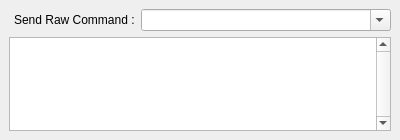
Before: the Qt Designer form v2/branches/dev/plugins/base/MessageBox/src/ui/UIOutput.ui in testmana2/mks, drawn with Qt 5.
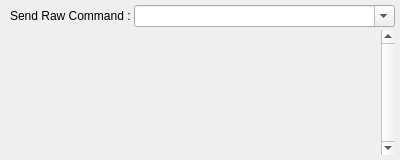
After: the same form once the commit is applied. Icons and pictures are not drawn. Custom widgets are drawn as their Qt base class.

What changed in the file:
```diff
--- a/v2/branches/dev/plugins/base/MessageBox/src/ui/UIOutput.ui
+++ b/v2/branches/dev/plugins/base/MessageBox/src/ui/UIOutput.ui
@@ -1,12 +1,12 @@
 <ui version="4.0" >
  <class>UIOutput</class>
- <widget class="pDockWidget" name="UIOutput" >
-  <property name="geometry" >
+ <widget class="pDockWidget" name="UIOutput">
+  <property name="geometry">
    <rect>
     <x>0</x>
     <y>0</y>
     <width>400</width>
-    <height>140</height>
+    <height>160</height>
    </rect>
   </property>
   <property name="windowIcon" >
@@ -16,20 +16,18 @@
   <property name="windowTitle" >
    <string>Output</string>
   </property>
-  <widget class="QWidget" name="centralwidget" >
-   <property name="geometry" >
-    <rect>
-     <x>2</x>
-     <y>22</y>
-     <width>396</width>
-     <height>116</height>
-    </rect>
-   </property>
-   <layout class="QGridLayout" >
-    <item row="0" column="0" >
-     <widget class="QLabel" name="lRawCommand" >
-      <property name="sizePolicy" >
-       <sizepolicy vsizetype="Preferred" hsizetype="Maximum" >
+  <widget class="QWidget" name="centralwidget">
+   <layout class="QGridLayout">
+    <property name="margin">
+     <number>5</number>
+    </property>
+    <property name="spacing">
+     <number>3</number>
+    </property>
+    <item row="0" column="0">
+     <widget class="QLabel" name="lRawCommand">
+      <property name="sizePolicy">
+       <sizepolicy hsizetype="Maximum" vsizetype="Preferred">
         <horstretch>0</horstretch>
         <verstretch>0</verstretch>
        </sizepolicy>
@@ -52,9 +50,52 @@
       </property>
      </widget>
     </item>
-    <item row="1" column="0" colspan="2" >
-     <widget class="QPlainTextEdit" name="tbOutput" >
-      <property name="verticalScrollBarPolicy" >
+    <item row="1" column="0" colspan="2">
+     <widget class="QPlainTextEdit" name="tbOutput">
+      <property name="palette">
+       <palette>
+        <active>
+         <colorrole role="Base">
+          <brush brushstyle="SolidPattern">
+           <color alpha="0">
+            <red>255</red>
+            <green>255</green>
+            <blue>255</blue>
+           </color>
+          </brush>
+         </colorrole>
+        </active>
+        <inactive>
+         <colorrole role="Base">
+          <brush brushstyle="SolidPattern">
+           <color alpha="0">
+            <red>255</red>
+            <green>255</green>
+            <blue>255</blue>
+           </color>
+          </brush>
+         </colorrole>
+        </inactive>
+        <disabled>
+         <colorrole role="Base">
+          <brush brushstyle="SolidPattern">
+           <color alpha="255">
+            <red>212</red>
+            <green>208</green>
+            <blue>200</blue>
+           </color>
+          </brush>
+         </colorrole>
+        </disabled>
+       </palette>
+      </property>
+      <property name="frameShape">
+       <enum>QFrame::NoFrame</enum>
+      </property>
+      <property name="frameShadow">
+       <enum>QFrame::Plain</enum>
+      </property>
+      <property name="verticalScrollBarPolicy">
        <enum>Qt::ScrollBarAlwaysOn</enum>
       </property>
       <property name="undoRedoEnabled" >
```
Left out of the diff: 31 changed lines with no effect on the pictures.
